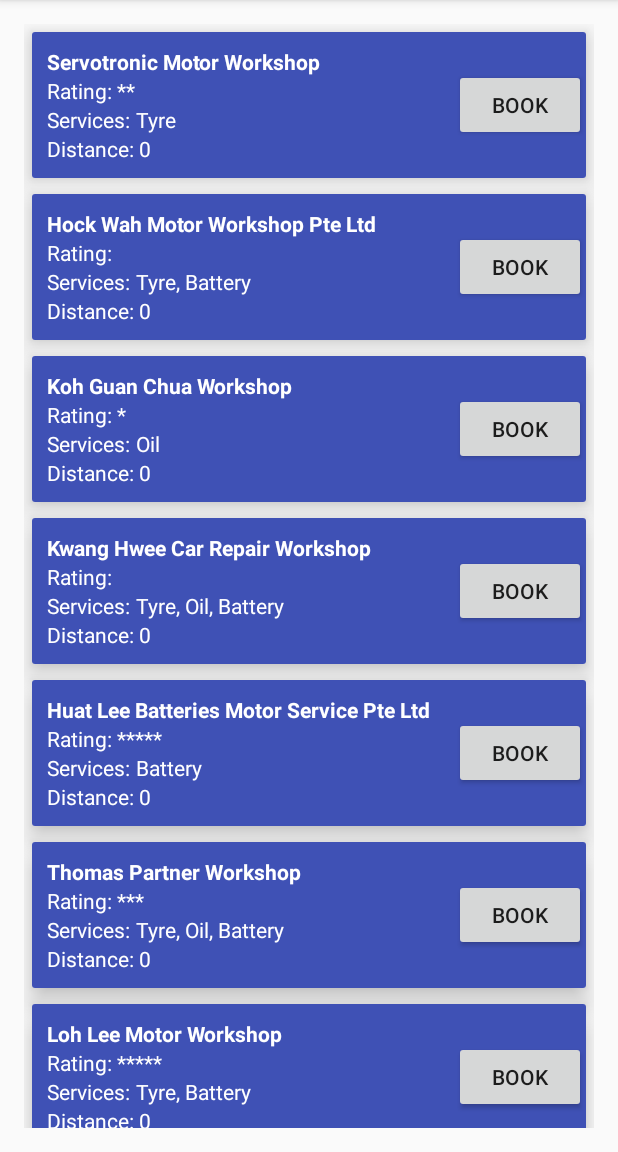
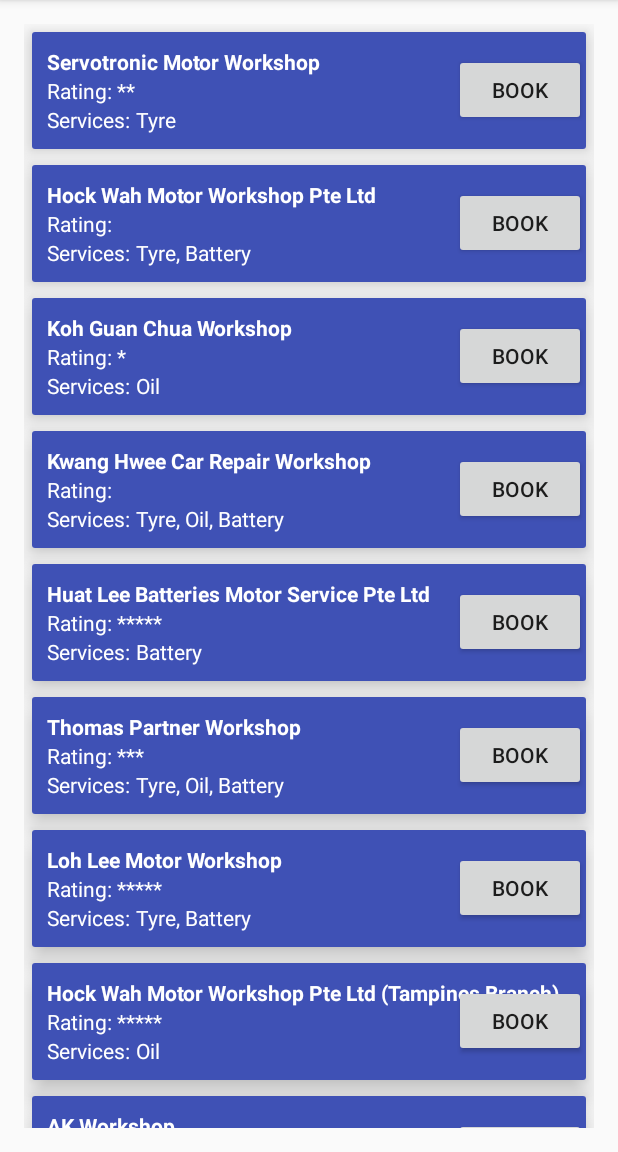
Before and after one commit to omrkhld/WorkshopScheduler, an Android app: the screen it shows after launch (MainActivity), on a phone screen of 412 x 824 dp, the part 84-1236 px from its top. Run offline under Robolectric (Android 15) with nearby library versions, the phone set to English and light mode, and no system bars.

```diff
--- a/app/src/main/AndroidManifest.xml
+++ b/app/src/main/AndroidManifest.xml
@@ -8,6 +8,7 @@
          location permissions for the 'MyLocation' functionality.
     -->
     <uses-permission android:name="android.permission.ACCESS_FINE_LOCATION" />
+    <uses-permission android:name="android.permission.ACCESS_COARSE_LOCATION"/>
 
     <application
         android:allowBackup="true"
--- a/app/src/main/java/omrkhld/com/workshopscheduler/CardAdapter.java
+++ b/app/src/main/java/omrkhld/com/workshopscheduler/CardAdapter.java
@@ -60,7 +60,6 @@ public class CardAdapter extends RecyclerView.Adapter<CardAdapter.CardViewHolder
         }
 
         cardViewHolder.vServices.setText(services);
-        cardViewHolder.vDistance.setText("0");
     }
 
     @Override
@@ -78,7 +77,6 @@ public class CardAdapter extends RecyclerView.Adapter<CardAdapter.CardViewHolder
         protected TextView vName;
         protected TextView vRating;
         protected TextView vServices;
-        protected TextView vDistance;
 
         public CardViewHolder(View v) {
             super(v);
@@ -86,7 +84,6 @@ public class CardAdapter extends RecyclerView.Adapter<CardAdapter.CardViewHolder
             vName = (TextView) v.findViewById(R.id.name);
             vRating = (TextView) v.findViewById(R.id.ratingInput);
             vServices = (TextView) v.findViewById(R.id.servicesInput);
-            vDistance = (TextView) v.findViewById(R.id.distanceInput);
         }
     }
 }
--- a/app/src/main/java/omrkhld/com/workshopscheduler/MainActivity.java
+++ b/app/src/main/java/omrkhld/com/workshopscheduler/MainActivity.java
@@ -239,7 +239,9 @@ public class MainActivity extends AppCompatActivity {
                 showFilterDialog();
                 return true;
             case R.id.map:
-                startActivity(new Intent(this, MapsActivity.class));
+                Intent intent = new Intent(this, MapsActivity.class);
+                intent.putExtra("Workshops", workshops);
+                startActivity(intent);
                 return true;
             case R.id.sortName:
                 if (workshops != null) {
--- a/app/src/main/java/omrkhld/com/workshopscheduler/Workshop.java
+++ b/app/src/main/java/omrkhld/com/workshopscheduler/Workshop.java
@@ -1,9 +1,11 @@
 package omrkhld.com.workshopscheduler;
+
+import java.io.Serializable;
 
 /**
  * Created by Omar on 21/4/2016.
  */
-public class Workshop {
+public class Workshop implements Serializable {
     private String id, name, coords, phone;
     private boolean tyre_change, oil_change, battery_change;
     private int rating;
--- a/app/src/main/res/layout/card_workshop.xml
+++ b/app/src/main/res/layout/card_workshop.xml
@@ -46,6 +46,7 @@
             android:layout_width="wrap_content"
             android:layout_height="wrap_content"
             android:layout_marginLeft="10dp"
+            android:layout_marginBottom="10dp"
             android:layout_below="@+id/rating"
             android:id="@+id/services"
             android:textColor="#FFF"
@@ -60,25 +61,6 @@
             android:textColor="#FFF"
             android:text="services"/>
 
-        <TextView
-            android:layout_width="wrap_content"
-            android:layout_height="wrap_content"
-            android:layout_marginLeft="10dp"
-            android:layout_marginBottom="10dp"
-            android:layout_below="@+id/services"
-            android:id="@+id/distance"
-            android:textColor="#FFF"
-            android:text="Distance: "/>
-
-        <TextView
-            android:layout_width="wrap_content"
-            android:layout_height="wrap_content"
-            android:layout_below="@+id/services"
-            android:layout_toRightOf="@+id/distance"
-            android:id="@+id/distanceInput"
-            android:textColor="#FFF"
-            android:text="dist"/>
-
         <RelativeLayout
             android:layout_width="wrap_content"
             android:layout_height="match_parent"
```
Also changed, not shown: app/src/main/java/omrkhld/com/workshopscheduler/MapsActivity.java (+51 -4 lines).
